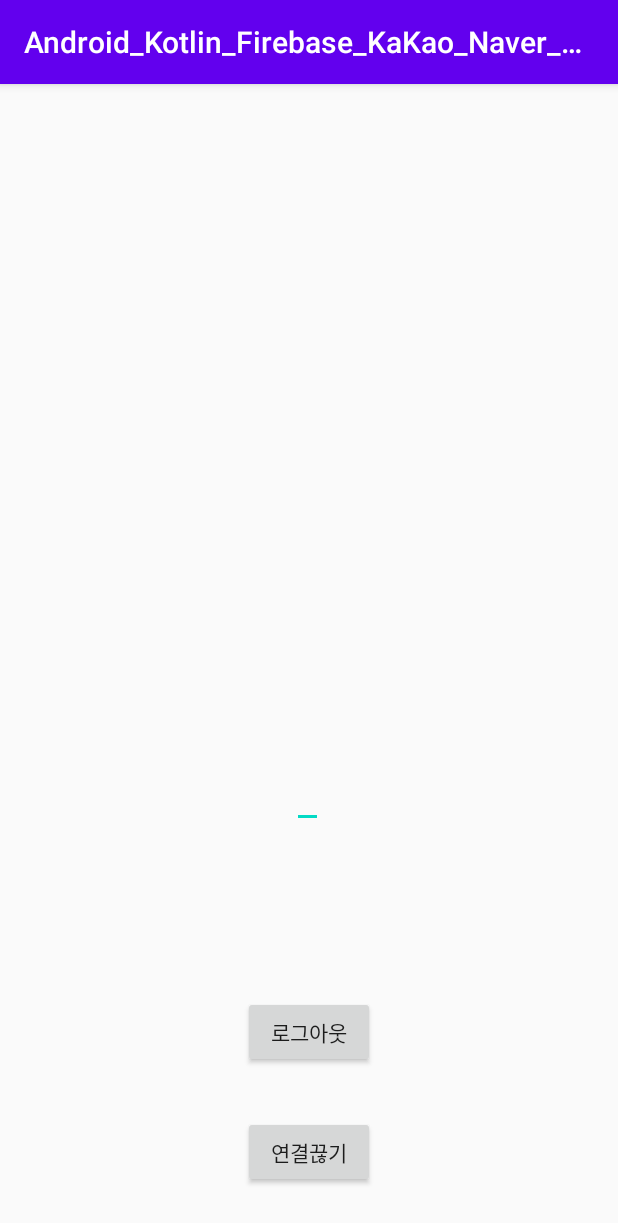
After one commit to dauni6/Android_Kotlin_Firebase_KaKao_Naver_Google_LoginEx, an Android app: the MyInfoActivity screen opened directly, with no data from a screen before it, on a phone screen of 412 x 824 dp. The commit adds this screen. Shown: the top 1223 px of the screen. Run offline under Robolectric (Android 15) with nearby library versions, the phone set to English and light mode, and no system bars; libraries missing offline, so code that uses them is left out: com.kakao.auth, com.kakao.network, com.kakao.usermgmt.

Commit message:
logout session failed?
logout session failed?

```diff
--- a/app/src/main/AndroidManifest.xml
+++ b/app/src/main/AndroidManifest.xml
@@ -12,12 +12,13 @@
         android:roundIcon="@mipmap/ic_launcher_round"
         android:supportsRtl="true"
         android:theme="@style/AppTheme">
+        <activity android:name=".BaseActivity"></activity>
 
         <meta-data
             android:name="com.kakao.sdk.AppKey"
             android:value="@string/kakao_native_app_key" />
 
-        <activity android:name=".SignupActivity"></activity>
+        <activity android:name=".MyInfoActivity" />
         <activity
             android:name=".MainActivity"
             android:screenOrientation="portrait"
--- a/app/src/main/java/com/dontsu/android_kotlin_firebase_kakao_naver_google_loginex/KakaoSDKAdapter.kt
+++ b/app/src/main/java/com/dontsu/android_kotlin_firebase_kakao_naver_google_loginex/KakaoSDKAdapter.kt
@@ -16,7 +16,7 @@ class KakaoSDKAdapter : KakaoAdapter() {
             }
 
             override fun isSecureMode(): Boolean {
-                return true
+                return false
             }
 
             override fun getApprovalType(): ApprovalType? {
--- /dev/null
+++ b/app/src/main/java/com/dontsu/android_kotlin_firebase_kakao_naver_google_loginex/MyInfoActivity.kt
@@ -0,0 +1,81 @@
+package com.dontsu.android_kotlin_firebase_kakao_naver_google_loginex
+
+import android.content.Context
+import android.content.Intent
+import androidx.appcompat.app.AppCompatActivity
+import android.os.Bundle
+import android.util.Log
+import android.widget.Toast
+import androidx.appcompat.app.AlertDialog
+import com.kakao.auth.KakaoSDK
+import com.kakao.auth.Session
+import com.kakao.network.ErrorResult
+import com.kakao.usermgmt.UserManagement
+import com.kakao.usermgmt.callback.LogoutResponseCallback
+import com.kakao.usermgmt.callback.UnLinkResponseCallback
+import kotlinx.android.synthetic.main.activity_signup.*
+
+
+//로그아웃 버튼을 누르고 앱연결 끊기를 누르면 앱연결끊기도 동작하지 않는 문제가 있음
+//로그아웃 버튼 누르고 앱 연결끊기 버튼을 누르면 세션이 닫혀있어서 연결을 끊을 수 없다고 나옴
+class MyInfoActivity : AppCompatActivity() {
+    private lateinit var context: Context
+
+    override fun onCreate(savedInstanceState: Bundle?) {
+        super.onCreate(savedInstanceState)
+        setContentView(R.layout.activity_signup)
+
+        context = applicationContext
+
+        val intent = intent
+        userNickname.text = intent.getStringExtra("name")
+        userEmail.text = intent.getStringExtra("email")
+        userProfile.setText(intent.getStringExtra("profile"))
+
+        //로그아웃
+        logout.setOnClickListener {
+            AlertDialog.Builder(this)
+                .setTitle("로그아웃할까요?")
+                .setPositiveButton("네") { dialog, which ->
+                    UserManagement.getInstance().requestLogout(object: LogoutResponseCallback() {
+                        //onCompleteLogout 작동은 안 하고 그냥 세션만 꺼짐
+                        override fun onCompleteLogout() {}
+                        override fun onSuccess(result: Long?) {
+                            super.onSuccess(result)
+                            Toast.makeText(context, "로그아웃합니다", Toast.LENGTH_SHORT).show()
+                            finish()
+                        }
+                    })
+                }
+                .setNegativeButton("아니요") { dialog, which -> }
+                .show()
+        }
+
+        //앱 연결해제
+        unlink.setOnClickListener {
+            AlertDialog.Builder(this)
+                .setTitle("연결끊기")
+                .setPositiveButton("네") { dialog, which ->
+                      UserManagement.getInstance().requestUnlink(object: UnLinkResponseCallback() {
+                      override fun onSuccess(result: Long?) {
+                          Toast.makeText(context, "앱과 카카오톡 연결을 끊었습니다 $result", Toast.LENGTH_SHORT).show()
+                          finish()
+                      }
+
+                      override fun onSessionClosed(errorResult: ErrorResult?) {
+                          Toast.makeText(context, "세션이 닫혀있어서 실패했습니다", Toast.LENGTH_SHORT).show()
+                          Log.e("session closed", errorResult?.errorMessage)
+                      }
+
+                      override fun onFailure(errorResult: ErrorResult?) {
+                          super.onFailure(errorResult)
+                          Toast.makeText(context, "연결 해제에 실패했습니다", Toast.LENGTH_SHORT).show()
+                          Log.e("session Unlink error", errorResult?.errorMessage)
+                      }
+
+                  })
+                }.setNegativeButton("아니요") {dialog, which ->  }
+                .show()
+        }
+    }
+}
--- a/app/src/main/res/layout/activity_signup.xml
+++ b/app/src/main/res/layout/activity_signup.xml
@@ -4,7 +4,7 @@
     xmlns:tools="http://schemas.android.com/tools"
     android:layout_width="match_parent"
     android:layout_height="match_parent"
-    tools:context=".SignupActivity">
+    tools:context=".MyInfoActivity">
 
     <TextView
         android:id="@+id/userNickname"
@@ -15,6 +15,16 @@
         app:layout_constraintEnd_toEndOf="parent"
         app:layout_constraintStart_toStartOf="parent"
         app:layout_constraintTop_toTopOf="parent" />
+
+    <TextView
+        android:id="@+id/userEmail"
+        android:layout_width="wrap_content"
+        android:layout_height="wrap_content"
+        android:text="이메일"
+        app:layout_constraintBottom_toTopOf="@+id/userProfile"
+        app:layout_constraintEnd_toEndOf="parent"
+        app:layout_constraintStart_toStartOf="parent"
+        app:layout_constraintTop_toBottomOf="@+id/userNickname" />
 
     <EditText
         android:id="@+id/userProfile"
@@ -27,5 +37,25 @@
         app:layout_constraintHorizontal_bias="0.498"
         app:layout_constraintStart_toStartOf="parent" />
 
+    <Button
+        android:id="@+id/logout"
+        android:layout_width="wrap_content"
+        android:layout_height="wrap_content"
+        android:text="로그아웃"
+        app:layout_constraintBottom_toBottomOf="parent"
+        app:layout_constraintEnd_toEndOf="parent"
+        app:layout_constraintStart_toStartOf="parent"
+        app:layout_constraintTop_toBottomOf="@+id/userProfile" />
+
+    <Button
+        android:id="@+id/unlink"
+        android:layout_width="wrap_content"
+        android:layout_height="wrap_content"
+        android:text="연결끊기"
+        app:layout_constraintBottom_toBottomOf="parent"
+        app:layout_constraintEnd_toEndOf="parent"
+        app:layout_constraintStart_toStartOf="parent"
+        app:layout_constraintTop_toBottomOf="@+id/logout" />
+
 
 </androidx.constraintlayout.widget.ConstraintLayout>
```
Also changed, not shown: app/src/main/java/com/dontsu/android_kotlin_firebase_kakao_naver_google_loginex/MainActivity.kt (+39 -33 lines), app/src/main/java/com/dontsu/android_kotlin_firebase_kakao_naver_google_loginex/SignupActivity.kt (deleted, +0 -17 lines).
